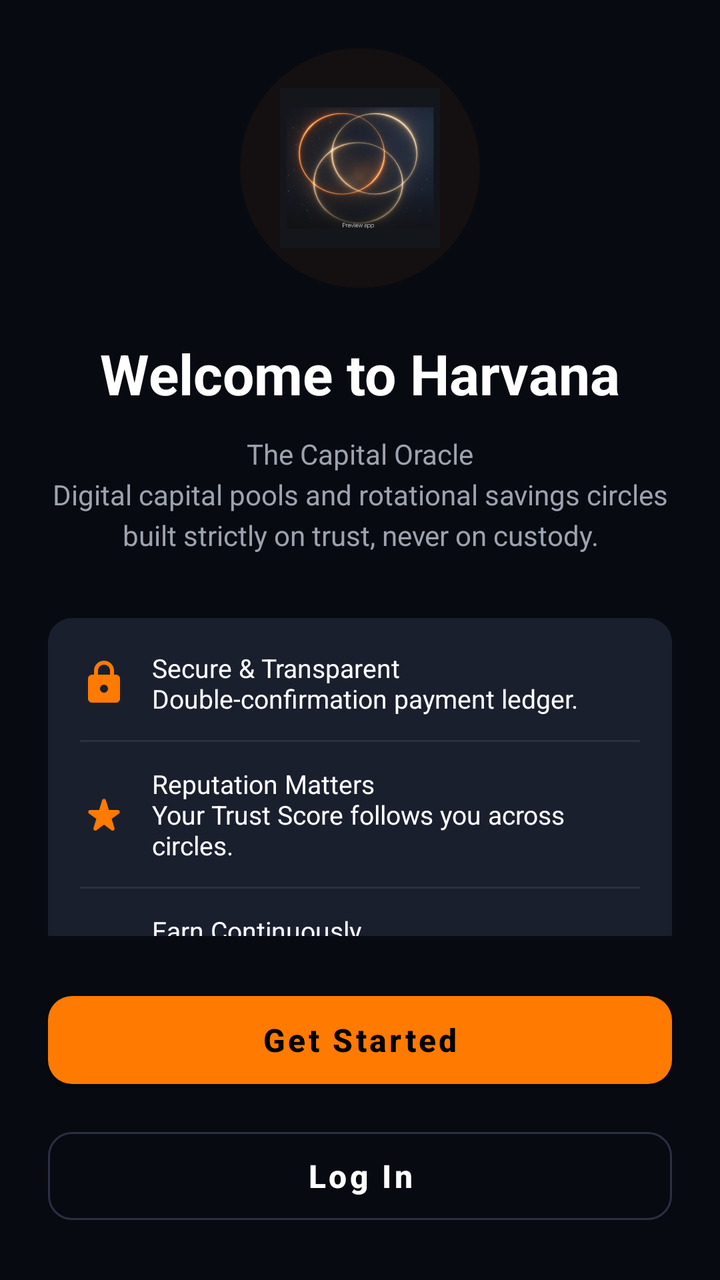
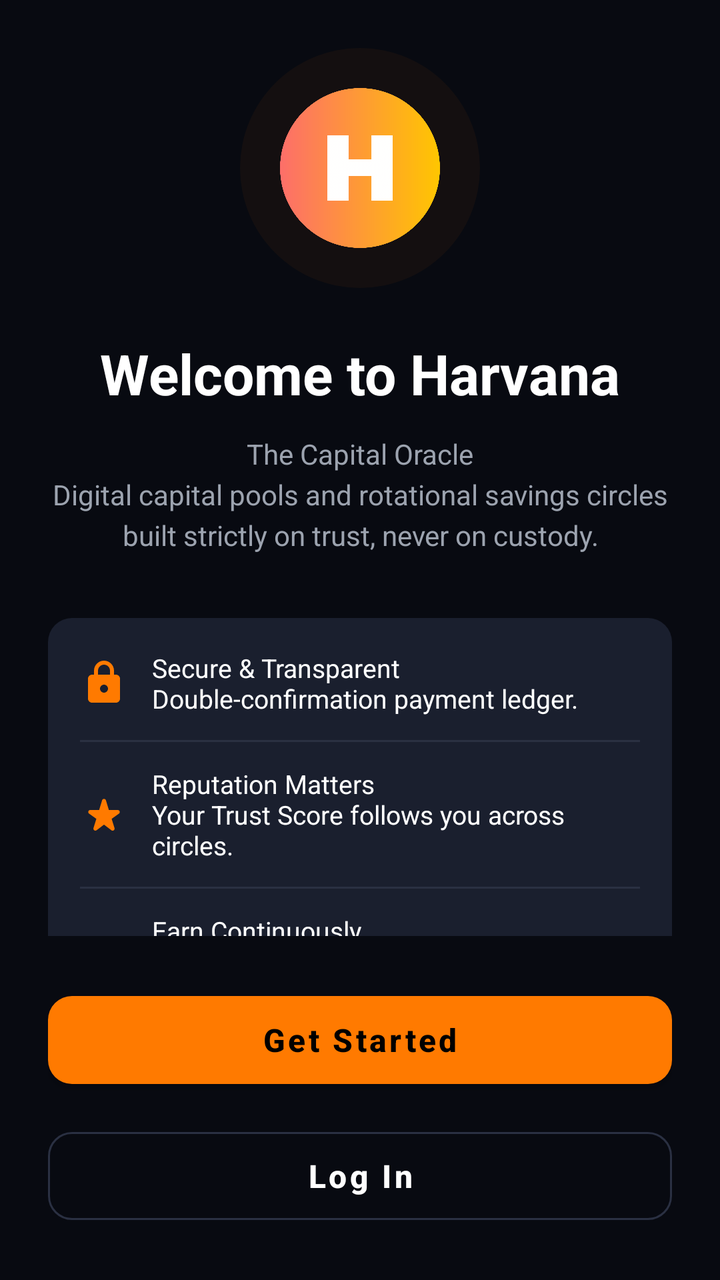

An Android layout rendered at two revisions. The XML below is the earlier revision; the diff shows what the commit changed to produce the second picture.
<!-- AndroidManifest.xml: application theme AppTheme -->
<!-- res/layout/welcome.xml -->
<?xml version="1.0" encoding="utf-8"?>
<LinearLayout
    xmlns:android="http://schemas.android.com/apk/res/android"
    xmlns:app="http://schemas.android.com/apk/res-auto"
    android:layout_width="match_parent"
    android:layout_height="match_parent"
    android:orientation="vertical"
    android:background="@color/colorBackgroundMain"
    android:id="@+id/_main">

    <androidx.core.widget.NestedScrollView
        android:layout_width="match_parent"
        android:layout_height="0dp"
        android:layout_weight="1"
        android:fillViewport="true">
        
        <LinearLayout
            android:layout_width="match_parent"
            android:layout_height="wrap_content"
            android:padding="24dp"
            android:orientation="vertical"
            android:gravity="center_vertical">

            
            <FrameLayout
                android:layout_width="120dp"
                android:layout_height="120dp"
                android:layout_gravity="center_horizontal"
                android:layout_marginBottom="24dp">
                <ImageView
                    android:layout_width="match_parent"
                    android:layout_height="match_parent"
                    android:src="@drawable/ic_harv_glow_logo"
                    android:alpha="0.5"/>
                <ImageView
                    android:layout_width="80dp"
                    android:layout_height="80dp"
                    android:layout_gravity="center"
                    android:src="@drawable/ic_launcher"
                    android:scaleType="fitCenter"
                    android:contentDescription="Harvana Logo" />
            </FrameLayout>

            <TextView
                android:layout_width="wrap_content"
                android:layout_height="wrap_content"
                android:text="Welcome to Harvana"
                android:textColor="#FFFFFF"
                android:textSize="28sp"
                android:textStyle="bold"
                android:layout_gravity="center_horizontal" />

            <TextView
                android:layout_width="match_parent"
                android:layout_height="wrap_content"
                android:layout_marginTop="12dp"
                android:layout_marginBottom="32dp"
                android:gravity="center_horizontal"
                android:text="The Capital Oracle\nDigital capital pools and rotational savings circles built strictly on trust, never on custody."
                android:textColor="@color/colorTextMuted"
                android:textSize="14sp"
                android:lineSpacingExtra="4dp"/>

            
            <LinearLayout
                android:layout_width="match_parent"
                android:layout_height="wrap_content"
                android:orientation="vertical"
                android:background="@drawable/bg_surface_light"
                android:padding="16dp">

                <LinearLayout
                    android:layout_width="match_parent"
                    android:layout_height="wrap_content"
                    android:gravity="center_vertical"
                    android:orientation="horizontal">
                    <ImageView
                        android:layout_width="24dp"
                        android:layout_height="24dp"
                        android:src="@drawable/icon_lock_round"
                        app:tint="@color/colorHarvOrange" />
                    <TextView
                        android:layout_width="wrap_content"
                        android:layout_height="wrap_content"
                        android:layout_marginStart="12dp"
                        android:text="Secure &amp; Transparent\nDouble-confirmation payment ledger."
                        android:textColor="#FFFFFF"
                        android:textSize="13sp" />
                </LinearLayout>

                <View android:layout_width="match_parent" android:layout_height="1dp" android:background="@color/colorStrokeBase" android:layout_marginTop="12dp" android:layout_marginBottom="12dp"/>

                <LinearLayout
                    android:layout_width="match_parent"
                    android:layout_height="wrap_content"
                    android:gravity="center_vertical"
                    android:orientation="horizontal">
                    <ImageView
                        android:layout_width="24dp"
                        android:layout_height="24dp"
                        android:src="@drawable/icon_star_rate_round"
                        app:tint="@color/colorHarvOrange" />
                    <TextView
                        android:layout_width="wrap_content"
                        android:layout_height="wrap_content"
                        android:layout_marginStart="12dp"
                        android:text="Reputation Matters\nYour Trust Score follows you across circles."
                        android:textColor="#FFFFFF"
                        android:textSize="13sp" />
                </LinearLayout>

                <View android:layout_width="match_parent" android:layout_height="1dp" android:background="@color/colorStrokeBase" android:layout_marginTop="12dp" android:layout_marginBottom="12dp"/>

                <LinearLayout
                    android:layout_width="match_parent"
                    android:layout_height="wrap_content"
                    android:gravity="center_vertical"
                    android:orientation="horizontal">
                    <ImageView
                        android:layout_width="24dp"
                        android:layout_height="24dp"
                        android:src="@drawable/ic_harv_coin" />
                    <TextView
                        android:layout_width="wrap_content"
                        android:layout_height="wrap_content"
                        android:layout_marginStart="12dp"
                        android:text="Earn Continuously\nStake HARV to earn daily protocol rewards."
                        android:textColor="#FFFFFF"
                        android:textSize="13sp" />
                </LinearLayout>
            </LinearLayout>

        </LinearLayout>
    </androidx.core.widget.NestedScrollView>

    
    <LinearLayout
        android:layout_width="match_parent"
        android:layout_height="wrap_content"
        android:orientation="vertical"
        android:padding="24dp"
        android:background="@color/colorBackgroundMain">

        <com.google.android.material.button.MaterialButton
            android:id="@+id/btn_get_started"
            android:layout_width="match_parent"
            android:layout_height="56dp"
            android:text="Get Started"
            android:textAllCaps="false"
            android:textColor="#000000"
            android:textSize="16sp"
            android:textStyle="bold"
            app:cornerRadius="12dp"
            app:backgroundTint="@color/colorHarvOrange" />

        <com.google.android.material.button.MaterialButton
            android:id="@+id/btn_login"
            style="@style/Widget.MaterialComponents.Button.OutlinedButton"
            android:layout_width="match_parent"
            android:layout_height="56dp"
            android:layout_marginTop="12dp"
            android:text="Log In"
            android:textAllCaps="false"
            android:textColor="#FFFFFF"
            android:textSize="16sp"
            android:textStyle="bold"
            app:strokeColor="@color/colorStrokeBase"
            app:cornerRadius="12dp" />

        <LinearLayout
            android:id="@+id/linear10"
            android:layout_width="match_parent"
            android:layout_height="wrap_content"
            android:gravity="center"
            android:orientation="vertical"
            android:visibility="gone">
            <TextView
                android:id="@+id/textview6"
                android:layout_width="wrap_content"
                android:layout_height="wrap_content"
                android:layout_marginTop="8dp"
                android:text="Loading Please Wait...."
                android:textColor="@color/colorTextMuted"
                android:textSize="12sp" />
            <ProgressBar
                android:id="@+id/progressbar1"
                android:layout_width="match_parent"
                android:layout_height="40dp"
                android:layout_marginTop="4dp"
                android:indeterminate="true"
                android:tint="@color/colorHarvOrange" />
        </LinearLayout>
    </LinearLayout>
</LinearLayout>
<!-- resources referenced by this layout -->
<resources>
  <color name="colorBackgroundMain">#080A11</color>
  <color name="colorHarvOrange">#FF7A00</color>
  <color name="colorStrokeBase">#2A3042</color>
  <color name="colorTextMuted">#9CA3AF</color>
  <!-- drawable bg_surface_light (drawable) -->
  <?xml version="1.0" encoding="utf-8"?>
  <shape xmlns:android="http://schemas.android.com/apk/res/android">
      <solid android:color="#1A1F2E"/>
      <corners android:radius="12dp"/>
  </shape>
  <!-- drawable ic_harv_coin (drawable) -->
  <?xml version="1.0" encoding="utf-8"?>
  <vector xmlns:android="http://schemas.android.com/apk/res/android"
      android:width="40dp" android:height="40dp" android:viewportWidth="40" android:viewportHeight="40">
      <path android:fillColor="#FF7A00" android:pathData="M20,20m-20,0a20,20 0,1 1,40 0a20,20 0,1 1,-40 0"/>
      <path android:fillColor="#FFFFFF" android:pathData="M13,10h3v8h8v-8h3v20h-3v-9h-8v9h-3z"/>
  </vector>
  <!-- drawable ic_harv_glow_logo (drawable) -->
  <?xml version="1.0" encoding="utf-8"?>
  <vector xmlns:android="http://schemas.android.com/apk/res/android"
      android:width="120dp" android:height="120dp" android:viewportWidth="120" android:viewportHeight="120">
      <path android:fillColor="#FF7A00" android:fillAlpha="0.1" android:pathData="M60,60m-60,0a60,60 0,1 1,120 0a60,60 0,1 1,-120 0"/>
      <path android:fillColor="#FF7A00" android:fillAlpha="0.3" android:pathData="M39,30h9v24h24v-24h9v60h-9v-27h-24v27h-9z"/>
  </vector>
  <!-- drawable ic_launcher: png bitmap (drawable, 149089 bytes) -->
  <!-- drawable icon_lock_round (drawable-xhdpi) -->
  <?xml version='1.0' encoding='UTF-8' standalone='yes' ?>
  <vector xmlns:android="http://schemas.android.com/apk/res/android" android:width="48dp" android:height="48dp" android:viewportWidth="24.0" android:viewportHeight="24.0"><path android:pathData="M18 8h-1V6c0-2.76-2.24-5-5-5S7 3.24 7 6v2H6c-1.1 0-2 .9-2 2v10c0 1.1.9 2 2 2h12c1.1 0 2-.9 2-2V10c0-1.1-.9-2-2-2zm-6 9c-1.1 0-2-.9-2-2s.9-2 2-2s2 .9 2 2s-.9 2-2 2zM9 8V6c0-1.66 1.34-3 3-3s3 1.34 3 3v2H9z" android:fillColor="#FFFFFF" /></vector>
  <style name="HarvanaTextView" parent="android:Widget.TextView">
          <item name="android:textColor">@color/colorTextPrimary</item>
      </style>
  <color name="colorAccent">#FF9030</color>
  <color name="colorTextOnAccent">#111827</color>
  <color name="colorAccentDark">#E57A14</color>
  <color name="colorError">#EF4444</color>
  <color name="colorTextPrimaryWhite">#FFFFFF</color>
  <color name="colorControlNormal">#6B7280</color>
  <color name="colorAccentRipple">#1AFF9030</color>
  <color name="colorAccentStroke">#33FF9030</color>
  <color name="colorAccentStrong">#B85F0A</color>
  <color name="colorTextPrimary">#111827</color>
  <color name="colorBackground">#FFF8F0</color>
  <color name="colorSurface">#FFFFFF</color>
  <color name="colorTextSecondary">#4B5563</color>
  <color name="colorTextTertiary">#6B7280</color>
  <style name="HarvanaDialogButton" parent="Widget.MaterialComponents.Button.TextButton.Dialog">
          <item name="android:textColor">@color/colorAccent</item>
          <item name="android:minHeight">48dp</item>
      </style>
  <style name="HarvanaBottomSheetStyle" parent="Widget.MaterialComponents.BottomSheet.Modal">
          <item name="backgroundTint">?attr/colorSurface</item>
          <item name="shapeAppearanceOverlay">@style/HarvanaBottomSheetShape</item>
      </style>
  <style name="HarvanaBottomSheetShape" parent="">
          <item name="cornerFamily">rounded</item>
          <item name="cornerSizeTopLeft">20dp</item>
          <item name="cornerSizeTopRight">20dp</item>
          <item name="cornerSizeBottomLeft">0dp</item>
          <item name="cornerSizeBottomRight">0dp</item>
      </style>
  <!-- unchanged entries left out for length: 4 -->
</resources>

<!-- the commit's change to res/layout/welcome.xml (unified diff, before → after) -->
@@ -36,7 +36,7 @@
                     android:layout_width="80dp"
                     android:layout_height="80dp"
                     android:layout_gravity="center"
-                    android:src="@drawable/ic_launcher"
+                    android:src="@drawable/ic_launcher_round"
                     android:scaleType="fitCenter"
                     android:contentDescription="Harvana Logo" />
             </FrameLayout>
<!-- resource entries referenced after the edit -->
@@ -24,7 +24,7 @@
       <path android:fillColor="#FF7A00" android:fillAlpha="0.1" android:pathData="M60,60m-60,0a60,60 0,1 1,120 0a60,60 0,1 1,-120 0"/>
       <path android:fillColor="#FF7A00" android:fillAlpha="0.3" android:pathData="M39,30h9v24h24v-24h9v60h-9v-27h-24v27h-9z"/>
   </vector>
-  <!-- drawable ic_launcher: png bitmap (drawable, 149089 bytes) -->
+  <!-- drawable ic_launcher_round: png bitmap (drawable, 158220 bytes) -->
   <!-- drawable icon_lock_round (drawable-xhdpi) -->
   <?xml version='1.0' encoding='UTF-8' standalone='yes' ?>
   <vector xmlns:android="http://schemas.android.com/apk/res/android" android:width="48dp" android:height="48dp" android:viewportWidth="24.0" android:viewportHeight="24.0"><path android:pathData="M18 8h-1V6c0-2.76-2.24-5-5-5S7 3.24 7 6v2H6c-1.1 0-2 .9-2 2v10c0 1.1.9 2 2 2h12c1.1 0 2-.9 2-2V10c0-1.1-.9-2-2-2zm-6 9c-1.1 0-2-.9-2-2s.9-2 2-2s2 .9 2 2s-.9 2-2 2zM9 8V6c0-1.66 1.34-3 3-3s3 1.34 3 3v2H9z" android:fillColor="#FFFFFF" /></vector>
